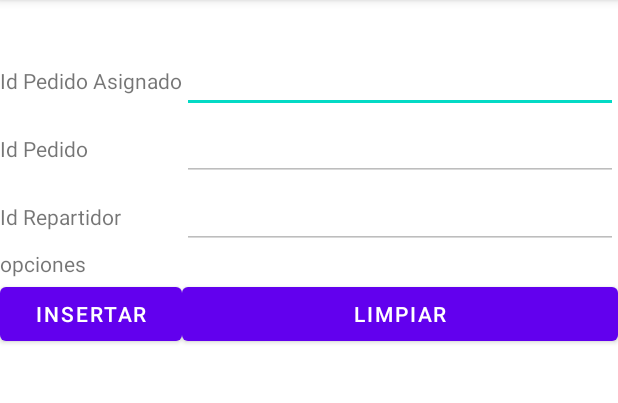
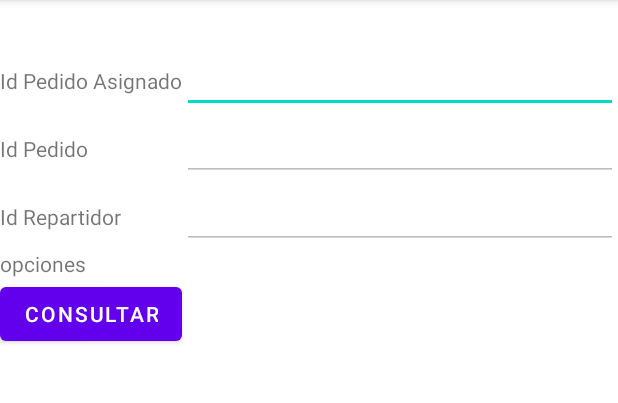
Before and after one commit to EDiaz2104/Proyecto1, an Android app: the PedidoAsignadoConsultarActivity screen opened directly, with no data from a screen before it, on a phone screen of 412 x 824 dp, the part 84-487 px from its top. Run offline under Robolectric (Android 15) with nearby library versions, the phone set to English and light mode, and no system bars.

Commit message:
commit final

```diff
--- a/app/src/main/java/com/example/crud05/PedidoAsignadoConsultarActivity.java
+++ b/app/src/main/java/com/example/crud05/PedidoAsignadoConsultarActivity.java
@@ -24,7 +24,7 @@ public class PedidoAsignadoConsultarActivity extends AppCompatActivity {
         editIdRepartidor = (EditText) findViewById(R.id.editIdRepartidor);
 
     }
-    public void consultarRepartidor(View v) {
+    public void consultarPedidoAsignado(View v) {
         helper.abrir();
         PedidoAsignado pedidoasignado = helper.consultarPedidoAsignado(editIdPedidoAsignado.getText().toString());
         helper.cerrar();
--- a/app/src/main/res/layout/activity_pedido_asignado_consultar.xml
+++ b/app/src/main/res/layout/activity_pedido_asignado_consultar.xml
@@ -43,10 +43,8 @@
     </TableRow>
     <TableRow>
         <Button
-            android:onClick="insertarRepartidor"
-            android:text="@string/insertar" />
-        <Button
-            android:onClick="limpiarTexto"
-            android:text="@string/limpiar" />
+            android:onClick="consultarPedidoAsignado"
+            android:text="@string/consultar" />
+
     </TableRow>
 </TableLayout>
--- a/build.gradle
+++ b/build.gradle
@@ -5,7 +5,7 @@ buildscript {
         jcenter()
     }
     dependencies {
-        classpath 'com.android.tools.build:gradle:4.2.1'
+        classpath 'com.android.tools.build:gradle:4.1.1'
 
         // NOTE: Do not place your application dependencies here; they belong
         // in the individual module build.gradle files
```
